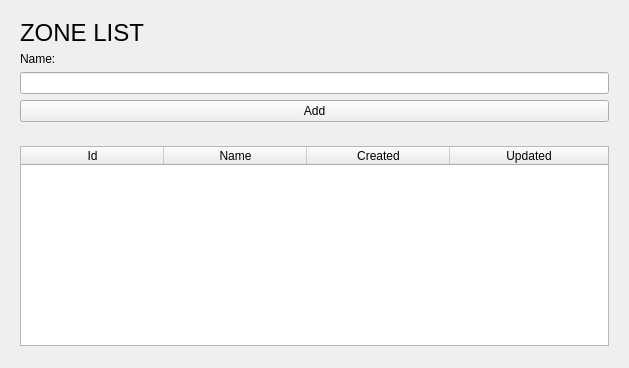
Nodees/sale, file views/zone.ui: the form before one commit.
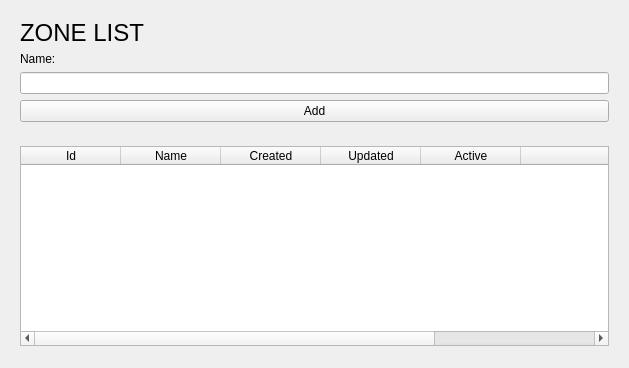
The form after the commit.

```diff
--- a/views/zone.ui
+++ b/views/zone.ui
@@ -78,27 +78,6 @@
           <height>200</height>
          </size>
         </property>
-        <attribute name="horizontalHeaderCascadingSectionResizes">
-         <bool>true</bool>
-        </attribute>
-        <attribute name="horizontalHeaderDefaultSectionSize">
-         <number>143</number>
-        </attribute>
-        <attribute name="horizontalHeaderShowSortIndicator" stdset="0">
-         <bool>false</bool>
-        </attribute>
-        <attribute name="horizontalHeaderStretchLastSection">
-         <bool>true</bool>
-        </attribute>
-        <attribute name="verticalHeaderDefaultSectionSize">
-         <number>30</number>
-        </attribute>
-        <attribute name="verticalHeaderShowSortIndicator" stdset="0">
-         <bool>false</bool>
-        </attribute>
-        <attribute name="verticalHeaderStretchLastSection">
-         <bool>false</bool>
-        </attribute>
         <column>
          <property name="text">
           <string>Id</string>
@@ -131,6 +110,24 @@
           <set>AlignCenter</set>
          </property>
         </column>
+        <column>
+         <property name="text">
+          <string>Active</string>
+         </property>
+         <property name="textAlignment">
+          <set>AlignCenter</set>
+         </property>
+        </column>
+        <column>
+         <property name="text">
+          <string/>
+         </property>
+        </column>
+        <column>
+         <property name="text">
+          <string/>
+         </property>
+        </column>
        </widget>
       </item>
      </layout>
```
Left out of the diff: 2 changed lines with no effect on the pictures.
